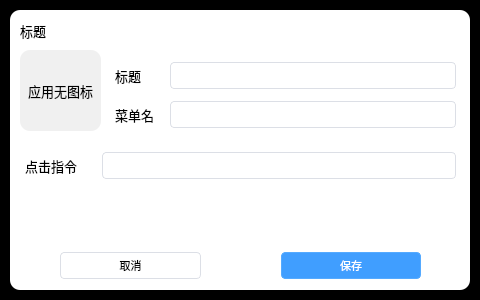
The window that src/rightClickHelper/view/management/dialog/editMenuItemCard.ui (NWYLZW/right-click-helper) describes before a commit, drawn with Qt 5.
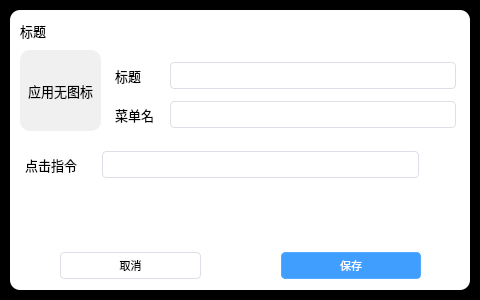
The same window after the commit. Icons and pictures are not drawn. Custom widgets are drawn as their Qt base class.

The edit to the form file:
```diff
--- a/src/rightClickHelper/view/management/dialog/editMenuItemCard.ui
+++ b/src/rightClickHelper/view/management/dialog/editMenuItemCard.ui
@@ -67,6 +67,11 @@
 	background-color: rgb(236, 245, 255);
 }
 
+#selExeBtn {
+	border: none;
+	border-image: url(:/icon/image/exe.png);
+}
+
 QLineEdit {
 	padding-left: 8px;
 	padding-top: 4px; padding-bottom: 4px;
@@ -375,6 +380,31 @@
           </property>
          </widget>
         </item>
+        <item>
+         <widget class="QPushButton" name="selExeBtn">
+          <property name="minimumSize">
+           <size>
+            <width>32</width>
+            <height>32</height>
+           </size>
+          </property>
+          <property name="maximumSize">
+           <size>
+            <width>32</width>
+            <height>32</height>
+           </size>
+          </property>
+          <property name="cursor">
+           <cursorShape>PointingHandCursor</cursorShape>
+          </property>
+          <property name="toolTip">
+           <string>选择一个exe程序</string>
+          </property>
+          <property name="text">
+           <string/>
+          </property>
+         </widget>
+        </item>
        </layout>
       </item>
      </layout>
@@ -417,25 +447,28 @@
 	border-image: url(:/icon/image/cur-work-dir.png);
 }</string>
         </property>
+        <widget class="QWidget" name="horizontalLayoutWidget_2">
+         <property name="geometry">
+          <rect>
+           <x>-1</x>
+           <y>0</y>
+           <width>181</width>
+           <height>51</height>
+          </rect>
+         </property>
+         <layout class="QHBoxLayout" name="horizontalLayout">
+          <item>
         <widget class="QPushButton" name="shift">
-         <property name="geometry">
-          <rect>
-           <x>10</x>
-           <y>10</y>
-           <width>48</width>
-           <height>30</height>
-          </rect>
-         </property>
          <property name="minimumSize">
           <size>
-           <width>20</width>
-           <height>20</height>
+              <width>48</width>
+              <height>30</height>
           </size>
          </property>
          <property name="maximumSize">
           <size>
-           <width>16777215</width>
-           <height>16777215</height>
+              <width>48</width>
+              <height>30</height>
           </size>
          </property>
          <property name="cursor">
@@ -448,25 +481,19 @@
           <string/>
          </property>
         </widget>
+          </item>
+          <item>
         <widget class="QPushButton" name="explorer">
-         <property name="geometry">
-          <rect>
-           <x>80</x>
-           <y>10</y>
-           <width>31</width>
-           <height>31</height>
-          </rect>
-         </property>
          <property name="minimumSize">
           <size>
-           <width>20</width>
-           <height>20</height>
+              <width>30</width>
+              <height>30</height>
           </size>
          </property>
          <property name="maximumSize">
           <size>
-           <width>16777215</width>
-           <height>16777215</height>
+              <width>30</width>
+              <height>30</height>
           </size>
          </property>
          <property name="cursor">
@@ -479,15 +506,9 @@
           <string/>
          </property>
         </widget>
+          </item>
+          <item>
         <widget class="QPushButton" name="notCurWorkDir">
-         <property name="geometry">
-          <rect>
-           <x>130</x>
-           <y>10</y>
-           <width>31</width>
-           <height>31</height>
-          </rect>
-         </property>
          <property name="minimumSize">
           <size>
            <width>20</width>
@@ -496,8 +517,8 @@
          </property>
          <property name="maximumSize">
           <size>
-           <width>16777215</width>
-           <height>16777215</height>
+              <width>30</width>
+              <height>30</height>
           </size>
          </property>
          <property name="cursor">
@@ -509,6 +530,34 @@
          <property name="text">
           <string/>
          </property>
+           </widget>
+          </item>
+          <item>
+           <widget class="QPushButton" name="packbag">
+            <property name="minimumSize">
+             <size>
+              <width>20</width>
+              <height>20</height>
+             </size>
+            </property>
+            <property name="maximumSize">
+             <size>
+              <width>30</width>
+              <height>30</height>
+             </size>
+            </property>
+            <property name="cursor">
+             <cursorShape>PointingHandCursor</cursorShape>
+            </property>
+            <property name="toolTip">
+             <string>是否为菜单</string>
+            </property>
+            <property name="text">
+             <string/>
+            </property>
+           </widget>
+          </item>
+         </layout>
         </widget>
        </widget>
       </item>
```
Left out of the diff: 7 changed lines with no effect on the pictures. Lines whose indentation alone changed are shown as unchanged.
